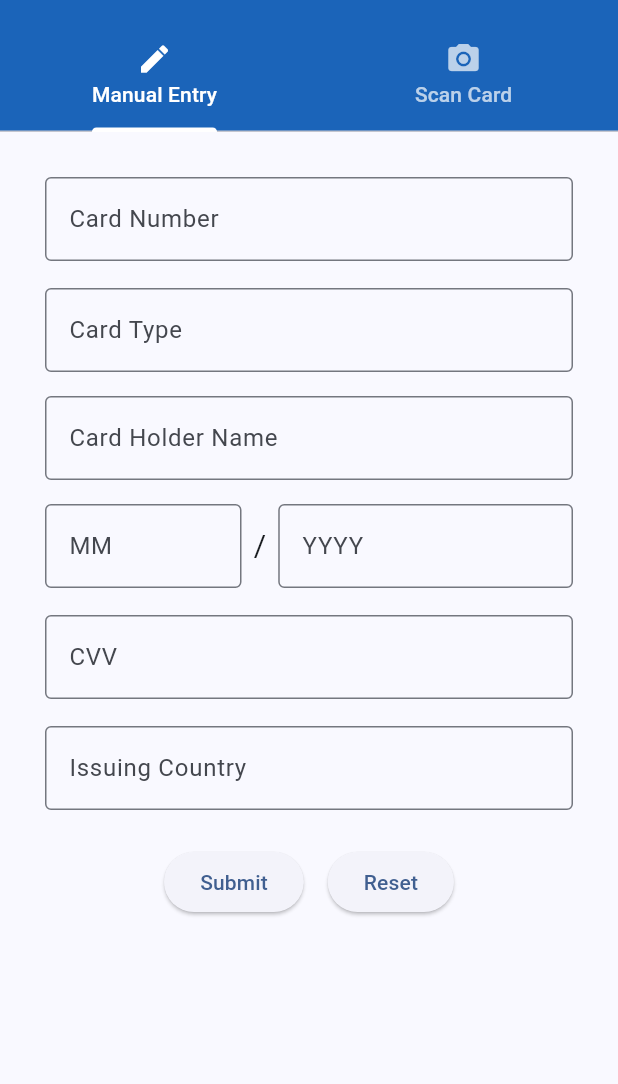
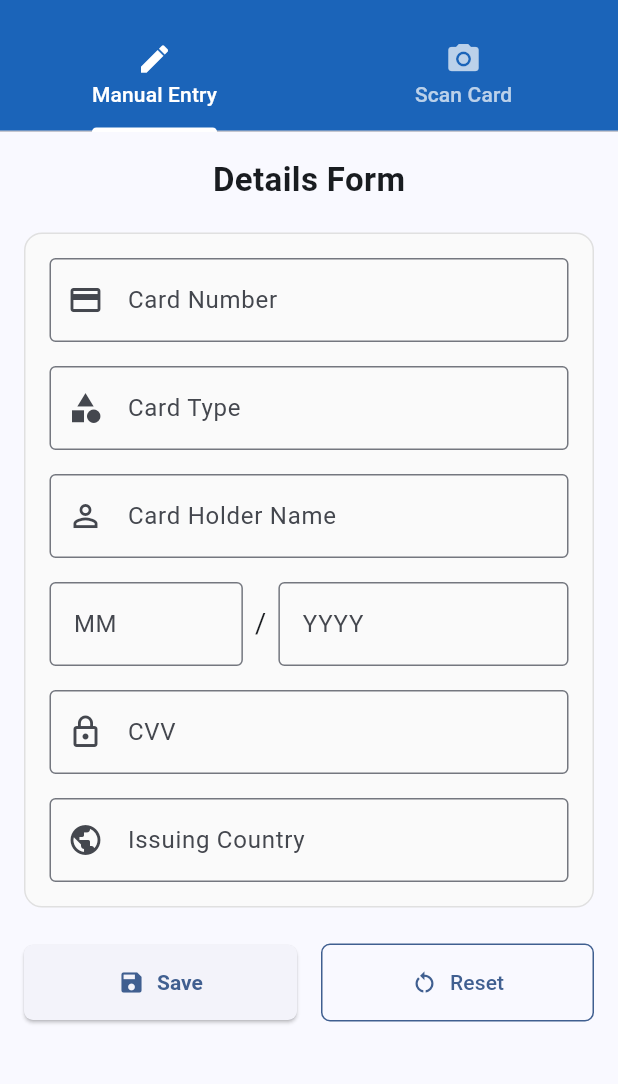
Before and after one commit to OlwethuB/card_reader, a Flutter app: the screen it shows after launch, on a phone screen of 412 x 824 dp, the part 63-1147 px from its top. Run offline on Flutter 3.47's test engine with Material 3 defaults, Android fonts, the phone set to English and light mode, and no system bars; our stand-ins replace camera, flutter_riverpod, image_picker, shared_preferences; missing offline and left inert: google_ml_kit.

Commit message:
Everything So far

```diff
--- a/lib/components/details_form.dart
+++ b/lib/components/details_form.dart
@@ -41,7 +41,6 @@ class _DetailsFormState extends ConsumerState<DetailsForm> {
       final expiryMonth = _expiryMonthController.text;
       final expiryYear = _expiryYearController.text;
 
-      // Check if country is banned
       if (isCountryBanned(country)) {
         ScaffoldMessenger.of(context).showSnackBar(
           SnackBar(content: Text('Cards from $country are not accepted')),
@@ -49,18 +48,14 @@ class _DetailsFormState extends ConsumerState<DetailsForm> {
         return;
       }
 
-      // Check if card number is valid
       if (!isValidCardNumber(cardNumber)) {
-        ScaffoldMessenger.of(
-          context,
-        ).showSnackBar(const SnackBar(content: Text('Invalid card number')));
+        ScaffoldMessenger.of(context).showSnackBar(
+          const SnackBar(content: Text('Invalid card number')),
+        );
         return;
       }
 
-      // Check if card already exists
-      final cardExists = await ref
-          .read(creditCardsProvider.notifier)
-          .doesCardExist(cardNumber);
+      final cardExists = await ref.read(creditCardsProvider.notifier).doesCardExist(cardNumber);
       if (cardExists) {
         ScaffoldMessenger.of(context).showSnackBar(
           const SnackBar(content: Text('This card has already been saved')),
@@ -68,7 +63,6 @@ class _DetailsFormState extends ConsumerState<DetailsForm> {
         return;
       }
 
-      // Create new card
       final newCard = CreditCard(
         id: DateTime.now().millisecondsSinceEpoch.toString(),
         cardNumber: cardNumber,
@@ -81,78 +75,88 @@ class _DetailsFormState extends ConsumerState<DetailsForm> {
         expiryYear: expiryYear,
       );
 
-      // Add card using provider
       ref.read(creditCardsProvider.notifier).addCard(newCard);
 
-      // Show success message
-      ScaffoldMessenger.of(
-        context,
-      ).showSnackBar(const SnackBar(content: Text('Card saved successfully')));
+      ScaffoldMessenger.of(context).showSnackBar(
+        const SnackBar(content: Text('Card saved successfully')),
+      );
 
-      // Reset form
       _formKey.currentState!.reset();
     }
   }
 
   @override
   Widget build(BuildContext context) {
-    return Padding(
-      padding: const EdgeInsets.symmetric(vertical: 30, horizontal: 30),
-      child: Form(
+    return SingleChildScrollView(
+      padding: const EdgeInsets.all(16),
+      child: Column(
+        children: [
+          const Text(
+            'Details Form',
+            style: TextStyle(fontSize: 22, fontWeight: FontWeight.bold),
+          ),
+          const SizedBox(height: 20),
+
+          Form(
             key: _formKey,
-        child: ListView(
+            child: Container(
+              padding: const EdgeInsets.all(16),
+              decoration: BoxDecoration(
+                color: Colors.grey.shade50,
+                borderRadius: BorderRadius.circular(12),
+                border: Border.all(color: Colors.grey.shade300),
+                // boxShadow: [
+                //   BoxShadow(
+                //     color: Colors.grey.withOpacity(0.05),
+                //     blurRadius: 10,
+                //     spreadRadius: 2,
+                //   ),
+                // ],
+              ),
+              child: Column(
                 children: [
                   TextFormField(
                     controller: _cardNumberController,
                     decoration: const InputDecoration(
                       labelText: 'Card Number',
+                      prefixIcon: Icon(Icons.credit_card),
                       border: OutlineInputBorder(),
                     ),
                     keyboardType: TextInputType.number,
-              onChanged: (value) => _inferCardType(),
+                    onChanged: (_) => _inferCardType(),
                     validator: (value) {
-                if (value == null || value.isEmpty) {
-                  return 'Please enter card number';
-                }
-                if (!isValidCardNumber(value)) {
-                  return 'Invalid card number';
-                }
-                return null;
-              },
-            ),
-            const SizedBox(height: 18),
-            TextFormField(
-              controller: _cardTypeController,
-              decoration: const InputDecoration(
-                labelText: 'Card Type',
-                border: OutlineInputBorder(),
-              ),
-              readOnly: true,
-              validator: (value) {
-                if (value == null || value.isEmpty) {
-                  return 'Card type could not be determined';
-                }
-                return null;
-              },
-            ),
-            const SizedBox(height: 16),
-            // Card Holder Field
-            TextFormField(
-              controller: _cardHolderController,
-              decoration: const InputDecoration(
-                labelText: 'Card Holder Name',
-                border: OutlineInputBorder(),
-              ),
-              validator: (value) {
-                if (value == null || value.isEmpty) {
-                  return 'Please enter card holder name';
-                }
+                      if (value == null || value.isEmpty) return 'Please enter card number';
+                      if (!isValidCardNumber(value)) return 'Invalid card number';
                       return null;
                     },
                   ),
                   const SizedBox(height: 16),
 
-            // Expiry Date Fields
+                  TextFormField(
+                    controller: _cardTypeController,
+                    decoration: const InputDecoration(
+                      labelText: 'Card Type',
+                      prefixIcon: Icon(Icons.category),
+                      border: OutlineInputBorder(),
+                    ),
+                    readOnly: true,
+                    validator: (value) =>
+                        (value == null || value.isEmpty) ? 'Card type could not be determined' : null,
+                  ),
+                  const SizedBox(height: 16),
+
+                  TextFormField(
+                    controller: _cardHolderController,
+                    decoration: const InputDecoration(
+                      labelText: 'Card Holder Name',
+                      prefixIcon: Icon(Icons.person_outline),
+                      border: OutlineInputBorder(),
+                    ),
+                    validator: (value) =>
+                        (value == null || value.isEmpty) ? 'Please enter card holder name' : null,
+                  ),
+                  const SizedBox(height: 16),
+
                   Row(
                     children: [
                       Expanded(
@@ -169,19 +173,15 @@ class _DetailsFormState extends ConsumerState<DetailsForm> {
                             LengthLimitingTextInputFormatter(2),
                           ],
                           validator: (value) {
-                      if (value == null || value.isEmpty) {
-                        return 'Month required';
-                      }
+                            if (value == null || value.isEmpty) return 'Month required';
                             int month = int.tryParse(value) ?? 0;
-                      if (month < 1 || month > 12) {
-                        return 'Invalid month';
-                      }
+                            if (month < 1 || month > 12) return 'Invalid month';
                             return null;
                           },
                         ),
                       ),
                       const SizedBox(width: 8),
-                const Text('/', style: TextStyle(fontSize: 20)),
+                      const Text('/', style: TextStyle(fontSize: 18)),
                       const SizedBox(width: 8),
                       Expanded(
                         flex: 3,
@@ -197,77 +197,96 @@ class _DetailsFormState extends ConsumerState<DetailsForm> {
                             LengthLimitingTextInputFormatter(4),
                           ],
                           validator: (value) {
-                      if (value == null || value.isEmpty) {
-                        return 'Year required';
-                      }
+                            if (value == null || value.isEmpty) return 'Year required';
                             int year = int.tryParse(value) ?? 0;
-                      if (year < DateTime.now().year) {
-                        return 'Card expired';
-                      }
+                            if (year < DateTime.now().year) return 'Card expired';
                             return null;
                           },
                         ),
                       ),
                     ],
                   ),
-            const SizedBox(height: 18),
+                  const SizedBox(height: 16),
+
                   TextFormField(
                     controller: _cvvController,
                     decoration: const InputDecoration(
                       labelText: 'CVV',
+                      prefixIcon: Icon(Icons.lock_outline),
                       border: OutlineInputBorder(),
                     ),
                     keyboardType: TextInputType.number,
+                    inputFormatters: [
+                      FilteringTextInputFormatter.digitsOnly,
+                      LengthLimitingTextInputFormatter(4),
+                    ],
                     validator: (value) {
-                if (value == null || value.isEmpty) {
-                  return 'Please enter CVV';
-                }
-                if (value.length < 3 || value.length > 4) {
-                  return 'CVV must be 3 or 4 digits';
-                }
+                      if (value == null || value.isEmpty) return 'Please enter CVV';
+                      if (value.length < 3 || value.length > 4) return 'CVV must be 3 or 4 digits';
                       return null;
                     },
                   ),
-            const SizedBox(height: 18),
+                  const SizedBox(height: 16),
+
                   TextFormField(
                     controller: _countryController,
                     decoration: const InputDecoration(
                       labelText: 'Issuing Country',
+                      prefixIcon: Icon(Icons.public),
                       border: OutlineInputBorder(),
                     ),
                     validator: (value) {
-                if (value == null || value.isEmpty) {
-                  return 'Please enter issuing country';
-                }
-                if (isCountryBanned(value)) {
-                  return 'Cards from this country are not accepted';
-                }
+                      if (value == null || value.isEmpty) return 'Please enter issuing country';
+                      if (isCountryBanned(value)) return 'Cards from this country are not accepted';
                       return null;
                     },
                   ),
+                ],
+              ),
+            ),
+          ),
+
           const SizedBox(height: 24),
+
           Row(
-              mainAxisAlignment: MainAxisAlignment.center,
             children: [
-                ElevatedButton(
+              Expanded(
+                child: ElevatedButton.icon(
                   onPressed: _submitForm,
-                  child: const Text('Submit'),
+                  icon: const Icon(Icons.save),
+                  label: const Text("Save"),
+                  style: ElevatedButton.styleFrom(
+                    padding: const EdgeInsets.symmetric(vertical: 16),
+                    textStyle: const TextStyle(fontWeight: FontWeight.bold),
+                    shape: RoundedRectangleBorder(borderRadius: BorderRadius.circular(6)),
+                  ),
+                ),
               ),
               const SizedBox(width: 16),
-                ElevatedButton(
+              Expanded(
+                child: OutlinedButton.icon(
                   onPressed: () {
                     _formKey.currentState!.reset();
                     _cardNumberController.clear();
                     _cardTypeController.clear();
                     _cvvController.clear();
                     _countryController.clear();
+                    _cardHolderController.clear();
+                    _expiryMonthController.clear();
+                    _expiryYearController.clear();
                   },
-                  child: const Text('Reset'),
+                  icon: const Icon(Icons.restart_alt),
+                  label: const Text("Reset"),
+                  style: OutlinedButton.styleFrom(
+                    padding: const EdgeInsets.symmetric(vertical: 16),
+                    side: BorderSide(color: Theme.of(context).colorScheme.primary),
+                    shape: RoundedRectangleBorder(borderRadius: BorderRadius.circular(6)),
+                  ),
+                ),
               ),
             ],
           ),
         ],
-        ),
       ),
     );
   }
@@ -278,6 +297,9 @@ class _DetailsFormState extends ConsumerState<DetailsForm> {
     _cardTypeController.dispose();
     _cvvController.dispose();
     _countryController.dispose();
+    _cardHolderController.dispose();
+    _expiryMonthController.dispose();
+    _expiryYearController.dispose();
     super.dispose();
   }
 }
--- a/lib/main.dart
+++ b/lib/main.dart
@@ -13,7 +13,6 @@ void main() {
 class MyApp extends StatelessWidget {
   const MyApp({super.key});
 
-  // This widget is the root of your application.
   @override
   Widget build(BuildContext context) {
     return MaterialApp(
--- a/lib/models/credit_card.dart
+++ b/lib/models/credit_card.dart
@@ -5,8 +5,6 @@ class CreditCard {
   final String cvv;
   final String issuingCountry;
   final DateTime createdAt;
-  final String? frontImagePath;
-  final String? backImagePath;
   final String cardHolder;
   final String expiryMonth;
   final String expiryYear;
@@ -21,8 +19,6 @@ class CreditCard {
     required this.cardHolder,
     required this.expiryMonth,
     required this.expiryYear,
-    this.frontImagePath,
-    this.backImagePath,
   });
 
   Map<String, dynamic> toMap() {
@@ -36,8 +32,6 @@ class CreditCard {
       'cardHolder': cardHolder,
       'expiryMonth': expiryMonth,
       'expiryYear': expiryYear,
-      'frontImagePath': frontImagePath,
-      'backImagePath': backImagePath,
     };
   }
 
@@ -52,8 +46,6 @@ class CreditCard {
       cardHolder: map['cardHolder'] ?? '',
       expiryMonth: map['expiryMonth'] ?? '',
       expiryYear: map['expiryYear'] ?? '',
-      frontImagePath: map['frontImagePath'],
-      backImagePath: map['backImagePath'],
     );
   }
 
@@ -67,8 +59,6 @@ class CreditCard {
     String? cardHolder,
     String? expiryMonth,
     String? expiryYear,
-    String? frontImagePath,
-    String? backImagePath,
   }) {
     return CreditCard(
       id: id ?? this.id,
@@ -80,8 +70,6 @@ class CreditCard {
       cardHolder: cardHolder ?? this.cardHolder,
       expiryMonth: expiryMonth ?? this.expiryMonth,
       expiryYear: expiryYear ?? this.expiryYear,
-      frontImagePath: frontImagePath ?? this.frontImagePath,
-      backImagePath: backImagePath ?? this.backImagePath,
     );
   }
 }
```
Also changed, not shown: lib/components/card_preview.dart (+82 -62 lines), lib/components/scan_camera.dart (+13 -6 lines), lib/providers/credit_card_provider.dart (+0 -19 lines), lib/screens/saved_cards_page.dart (+68 -38 lines), lib/utils/storage_helper.dart (+0 -31 lines). Lines whose indentation alone changed are shown as unchanged.
